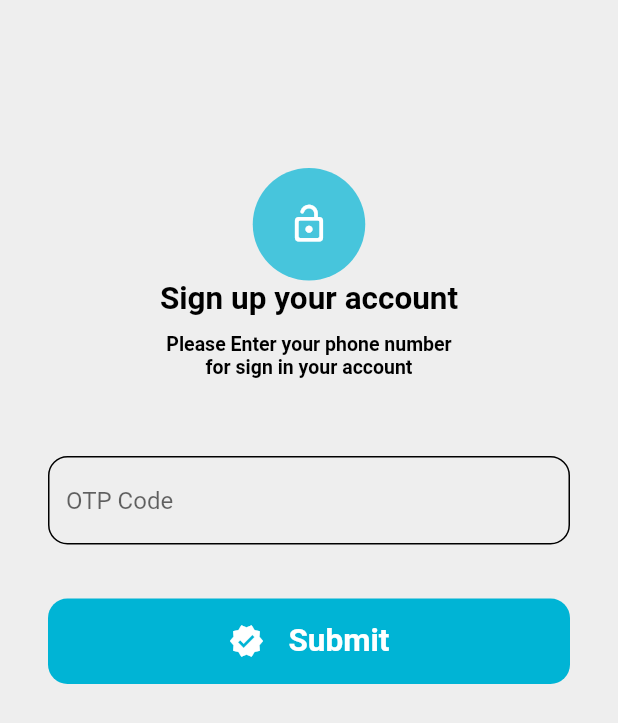
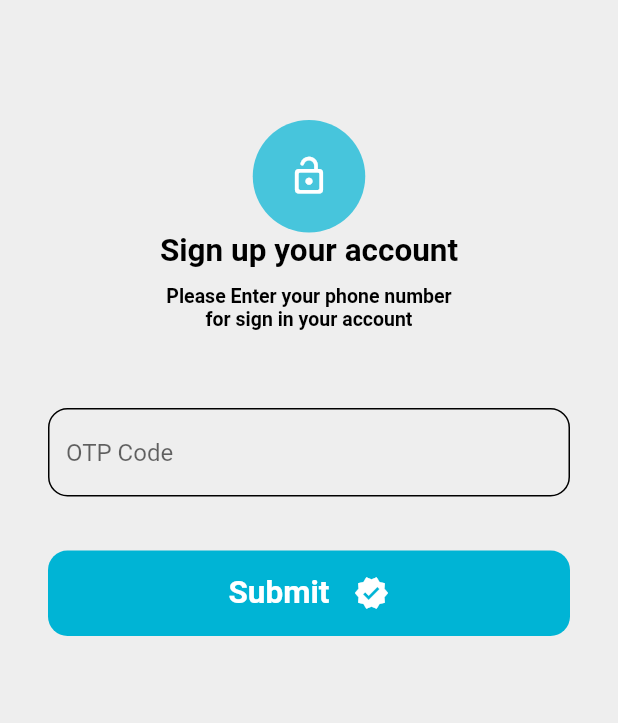
Before and after one commit to MounSovongdy/LoyEat_Merchant_App, a Flutter app: the screen it shows after launch, after a tap on "Next", on a phone screen of 412 x 824 dp. Shown: the top 723 px of the screen. Run offline on Flutter 3.47's test engine with Material 2 defaults, Android fonts, the phone set to English and light mode, and no system bars; our stand-ins replace cloud_firestore, firebase_auth, firebase_core, get; accounts and stored records are empty.

Commit message:
29-Oct-22

```diff
--- a/lib/main.dart
+++ b/lib/main.dart
@@ -1,15 +1,34 @@
+import 'dart:async';
+
 import 'package:firebase_core/firebase_core.dart';
 import 'package:flutter/material.dart';
 import 'package:get/get.dart';
+import 'package:loy_eat_merchant_app/src/constants/constants.dart';
 import 'package:loy_eat_merchant_app/src/screens/startup/start_up_screen.dart';
 
 Future<void> main() async {
   WidgetsFlutterBinding.ensureInitialized();
-    await Firebase.initializeApp(
-  );
-    var app = const GetMaterialApp(
-      home: Startupscreen(),
+  await Firebase.initializeApp();
+  var app = GetMaterialApp(
+      home: getHome(),
       debugShowCheckedModeBanner: false,
   );
   runApp(app);
 }
+
+Widget getHome() {
+  Timer(
+    const Duration(seconds: 2),
+        () => Navigator.of(Get.context!).pushReplacement(
+      MaterialPageRoute(
+        builder: (BuildContext context) => const StartUpScreen(),
+      ),
+    ),
+  );
+  return const Scaffold(
+    backgroundColor: primaryColor,
+    body: Center(
+      child: Image(image: AssetImage('assets/image/logo_merchant.png')),
+    ),
+  );
+}
--- a/lib/src/screens/login/login_srceen.dart
+++ b/lib/src/screens/login/login_srceen.dart
@@ -1,8 +1,7 @@
 import 'package:flutter/material.dart';
 import 'package:get/get.dart';
-import 'package:loy_eat_merchant_app/src/screens/login/login_veiw_model.dart';
+import 'package:loy_eat_merchant_app/src/screens/login/login_view_model.dart';
 import '../../constants/constants.dart';
-import '../../utility/bottom_nav_bar_widget.dart';
 import '../../utility/button.dart';
 import '../../utility/form.dart';
 import '../../utility/text_style.dart';
@@ -10,19 +9,18 @@ import '../../utility/text_style.dart';
 class LoginScreen extends StatelessWidget {
   LoginScreen({Key? key}) : super(key: key);
 
-  final loginVeiwModel = Get.put(LoginVeiwModel());
+  final loginViewModel = Get.put(LoginViewModel());
 
   @override
   Widget build(BuildContext context) {
     return Scaffold(
       backgroundColor: primaryGrayColor,
-      body: getLoginForm(context),
+      body: SingleChildScrollView(child: getLoginForm(context)),
     );
   }
 
   Widget getLoginForm(BuildContext context) {
-    return SingleChildScrollView(
-      child: Padding(
+    return Padding(
       padding: const EdgeInsets.all(defaultPaddin),
       child: Center(
         child: Container(
@@ -32,9 +30,11 @@ class LoginScreen extends StatelessWidget {
           ),
           child: Column(
             crossAxisAlignment: CrossAxisAlignment.center,
-              mainAxisAlignment: MainAxisAlignment.center,
+            mainAxisAlignment: MainAxisAlignment.start,
             children: [
-                const SizedBox(height: 80),
+              const SizedBox(
+                height: defaultPaddin * 3,
+              ),
               Container(
                 height: 75,
                 width: 75,
@@ -67,16 +67,16 @@ class LoginScreen extends StatelessWidget {
                 height: defaultPaddin * 3,
               ),
               Form(
-                  key: loginVeiwModel.formKey,
+                key: loginViewModel.formKey,
                 child: Column(
                   children: [
                     Obx(
-                        (() => loginVeiwModel.otpPassword.value
+                      (() => loginViewModel.otpPassword.value
                           ? const SizedBox()
                           : AppForm.input(
                               hintText: 'Phone Number',
                               inputType: TextInputType.number,
-                                controller: loginVeiwModel.phoneNumber,
+                              controller: loginViewModel.phoneNumber,
                               validator: (value) {
                                 if (value == null || value.isEmpty) {
                                   return 'Please enter your Phone Number';
@@ -85,9 +85,10 @@ class LoginScreen extends StatelessWidget {
                               },
                             )),
                     ),
-                      Obx((() => loginVeiwModel.otpPassword.value
+                    Obx((() => loginViewModel.otpPassword.value
                         ? AppForm.input(
                             hintText: 'OTP Code',
+                            controller: loginViewModel.otpCode,
                             inputType: TextInputType.number,
                           )
                         : const SizedBox())),
@@ -97,32 +98,16 @@ class LoginScreen extends StatelessWidget {
               const SizedBox(
                 height: defaultPaddin * 2,
               ),
+              Obx((() => loginViewModel.otpPassword.value ? const SizedBox() : AppButton.button1('Next', onTap: () => loginViewModel.buttonClick(), rightIcon: Icons.navigate_next)),),
               Obx(
-                  (() => loginVeiwModel.otpPassword.value
-                      ? const SizedBox()
-                      : AppButton.button1('Next', onTap: () {
-                          loginVeiwModel.butonClick();
-                        }, leftIcon: Icons.navigate_next)),
-                ),
-                Obx(
-                  (() => loginVeiwModel.otpPassword.value
-                      ? AppButton.button1('Submit', onTap: () {
-                          loginVeiwModel.butonClick();
-                          Navigator.push(
-                            context,
-                            MaterialPageRoute(
-                              builder: (context) =>
-                                  BottomNavigationBarExample(index: 0),
-                            ),
-                          );
-                        }, leftIcon: Icons.verified)
+                (() => loginViewModel.otpPassword.value
+                    ? AppButton.button1('Submit', onTap: () => loginViewModel.buttonClick(), rightIcon: Icons.verified,)
                     : const SizedBox()),
               ),
             ],
           ),
         ),
       ),
-      ),
     );
   }
 }
--- a/lib/src/screens/login/login_veiw_model.dart
+++ /dev/null
@@ -1,14 +0,0 @@
-import 'package:flutter/material.dart';
-import 'package:get/get.dart';
-
-class LoginVeiwModel extends GetxController{
-  var otpPassword  = false.obs;
-
-  final phoneNumber = TextEditingController();
-    final formKey = GlobalKey<FormState>();
-
-
-  void butonClick (){
-    otpPassword.value = true;
-  }
-}
--- /dev/null
+++ b/lib/src/screens/login/login_view_model.dart
@@ -0,0 +1,52 @@
+import 'package:firebase_auth/firebase_auth.dart';
+import 'package:flutter/material.dart';
+import 'package:get/get.dart';
+
+import '../../utility/bottom_nav_bar_widget.dart';
+
+class LoginViewModel extends GetxController{
+  var otpPassword  = false.obs;
+
+  final phoneNumber = TextEditingController();
+  final otpCode = TextEditingController();
+  final formKey = GlobalKey<FormState>();
+
+  FirebaseAuth auth = FirebaseAuth.instance;
+
+  void buttonClick () {
+    otpPassword.value = true;
+    checkList();
+    verifyPhoneNumber();
+  }
+
+  void checkList() {
+    int num = int.parse(phoneNumber.text);
+    phoneNumber.text = num.toString();
+  }
+  void verifyPhoneNumber() async {
+    checkList();
+    debugPrint('+855${phoneNumber.text}');
+    await FirebaseAuth.instance.verifyPhoneNumber(
+      phoneNumber: '+855${phoneNumber.text}',
+      timeout: const Duration(seconds: 60),
+      verificationCompleted: (PhoneAuthCredential credential) async {
+        await auth.signInWithCredential(credential);
+        Navigator.push(
+          Get.context!,
+          MaterialPageRoute(builder: (context) => BottomNavigationBarExample(index: 0)),
+        );
+      },
+      verificationFailed: (FirebaseAuthException e) {
+        if (e.code == 'invalid-phone-number') {
+          debugPrint('The provided phone number is not valid.');
+        }
+      },
+      codeSent: (String verificationId, int? resendToken) async {
+        String smsCode = otpCode.text;
+        PhoneAuthCredential credential = PhoneAuthProvider.credential(verificationId: verificationId, smsCode: smsCode);
+        await auth.signInWithCredential(credential);
+      },
+      codeAutoRetrievalTimeout: (String verificationId) {},
+    );
+  }
+}
--- a/lib/src/screens/menu/menu_view_model.dart
+++ b/lib/src/screens/menu/menu_view_model.dart
@@ -71,10 +71,10 @@ class MenuViewModel extends GetxController {
   void saveProductToFireBase(BuildContext context) async {
     if (formKey.currentState!.validate()) {
       await productCollection.add({
-        'create_at': currentDate.value,
+        'create_at': currentDate.toString(),
         'detail': category.text,
         'image': 'assets/image/${image.text}',
-        'merchant_id': merchantId.value,
+        'merchant_id': merchantId.toString(),
         'price': salePrice.text,
         'product_id': lastProductId.toString(),
         'product_name': title.text,
--- a/lib/src/screens/order/order_view_model.dart
+++ b/lib/src/screens/order/order_view_model.dart
@@ -87,8 +87,7 @@ class OrderViewModel extends GetxController {
       } else {
         acceptedNumber.value = 0;
         saleToday.value = 0.00;
-        _pendingData.value =
-            RemoteData<bool>(status: RemoteDataStatus.success, data: true);
+        _pendingData.value = RemoteData<bool>(status: RemoteDataStatus.success, data: true);
       }
     });
   }
--- a/lib/src/screens/startup/start_up_screen.dart
+++ b/lib/src/screens/startup/start_up_screen.dart
@@ -1,31 +1,60 @@
-import 'dart:async';
-
+import 'package:firebase_auth/firebase_auth.dart';
 import 'package:flutter/material.dart';
 import 'package:loy_eat_merchant_app/src/screens/login/login_srceen.dart';
+import 'package:loy_eat_merchant_app/src/utility/bottom_nav_bar_widget.dart';
 import '../../constants/constants.dart';
 
-class Startupscreen extends StatelessWidget {
-  const Startupscreen({Key? key}) : super(key: key);
+class StartUpScreen extends StatelessWidget {
+  const StartUpScreen({Key? key}) : super(key: key);
 
   @override
   Widget build(BuildContext context) {
     return Scaffold(
       backgroundColor: primaryColor,
-      body: getProduct(context),
+      body: StreamBuilder<User?>(
+        stream: FirebaseAuth.instance.authStateChanges(),
+        builder: (context, snapshot) {
+          if (snapshot.connectionState == ConnectionState.waiting) {
+            return const Center(
+              child: Image(image: AssetImage('assets/image/logo_merchant.png')),
+            );
+          }
+          else if (snapshot.hasError) {
+            return const Center(child: Text('Something went wrong...'));
+          }
+          else if (snapshot.hasData) {
+            return BottomNavigationBarExample(index: 0);
+          }
+          else {
+            return LoginScreen();
+          }
+        },
+      ),
     );
   }
 
-  Widget getProduct(BuildContext context) {
-    Timer(
-      const Duration(seconds: 2),
-      () => Navigator.of(context).pushReplacement(
-        MaterialPageRoute(
-          builder: (BuildContext context) => LoginScreen(),
-        ),
-      ),
-    );
-    return const Center(
-      child: Image(image: AssetImage('assets/image/logo_merchant.png')),
-    );
-  }
+  // Widget checkUser(BuildContext context) {
+  //   Timer(const Duration(seconds: 2), () => StreamBuilder<User?>(
+  //     stream: FirebaseAuth.instance.authStateChanges(),
+  //     builder: (context, snapshot) {
+  //       if (snapshot.connectionState == ConnectionState.waiting) {
+  //         return const Center(
+  //           child: Image(image: AssetImage('assets/image/logo_merchant.png')),
+  //         );
+  //       }
+  //       else if (snapshot.hasError) {
+  //         return const Center(child: Text('Something went wrong...'));
+  //       }
+  //       else if (snapshot.hasData) {
+  //         return BottomNavigationBarExample(index: 0);
+  //       }
+  //       else {
+  //         return LoginScreen();
+  //       }
+  //     },
+  //   ));
+  //   return const Center(
+  //     child: Image(image: AssetImage('assets/image/logo_merchant.png')),
+  //   );
+  // }
 }
--- a/pubspec.yaml
+++ b/pubspec.yaml
@@ -33,8 +33,9 @@ dependencies:
   # The following adds the Cupertino Icons font to your application.
   # Use with the CupertinoIcons class for iOS style icons.
   cupertino_icons: ^1.0.2
-  firebase_core: ^1.20.1
-  cloud_firestore: ^3.4.4
+  firebase_core: ^2.1.1
+  cloud_firestore: ^4.0.3
+  firebase_auth: ^4.1.0
   intl: ^0.17.0
   get: ^4.6.5
 
```
Also changed, not shown: lib/src/screens/order/order_detail_screen.dart (+7 -3 lines), pubspec.lock, 1 other file. Lines whose indentation alone changed are shown as unchanged.
